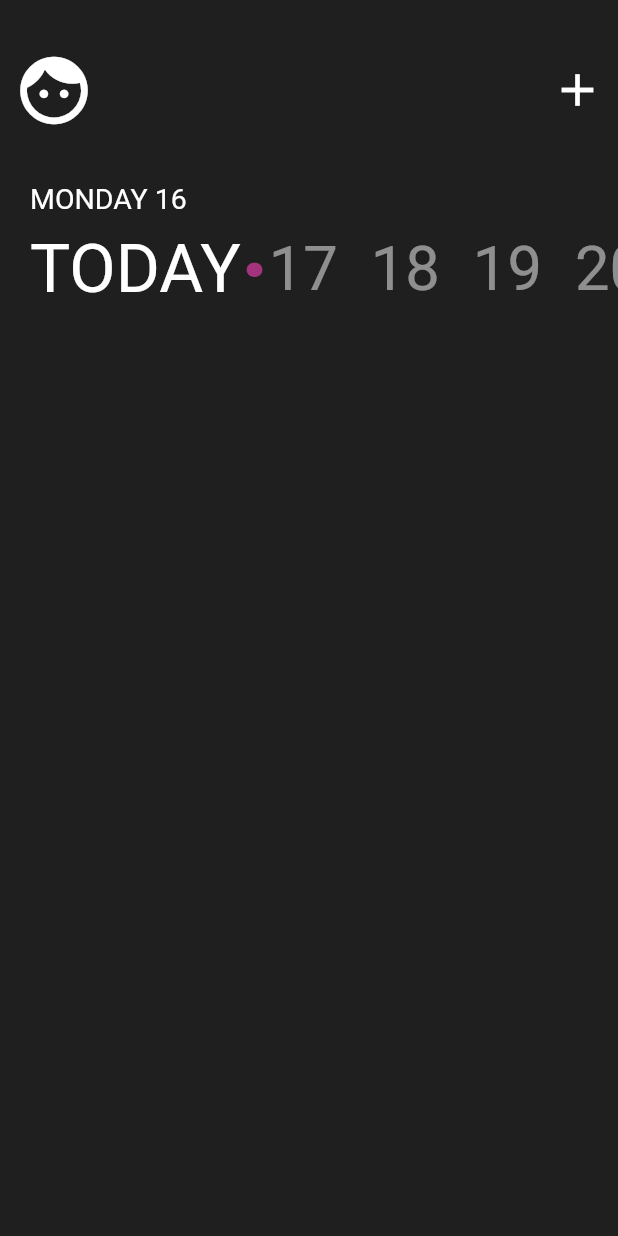
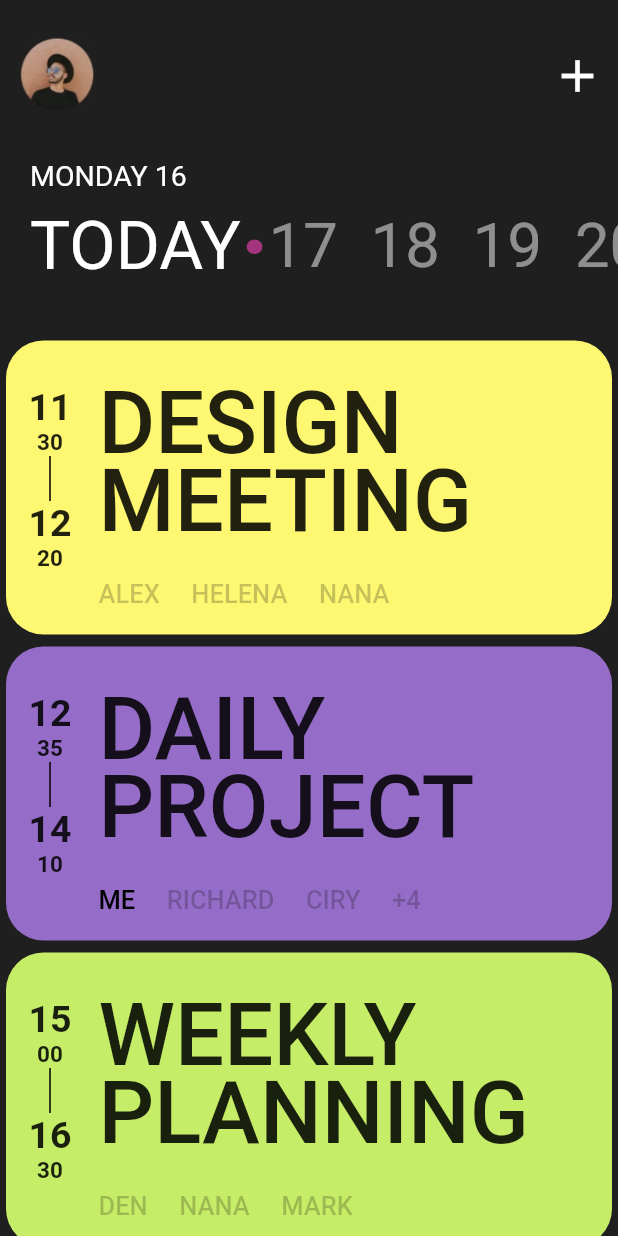
Before and after one commit to Leraedon/flutter_save1, a Flutter app: the screen it shows after launch, on a phone screen of 412 x 824 dp. Run offline on Flutter 3.47's test engine with Material 2 defaults, Android fonts, the phone set to English and light mode, and no system bars.

```diff
--- /dev/null
+++ b/lib/card.dart
@@ -0,0 +1,152 @@
+import 'package:flutter/material.dart';
+
+class TodoCard extends StatelessWidget {
+  final int startH, startM, endH, endM;
+  final String content;
+  final List<String> participants;
+  final Color color;
+
+  const TodoCard(
+      {super.key,
+      required this.startH,
+      required this.startM,
+      required this.endH,
+      required this.endM,
+      required this.content,
+      required this.participants,
+      required this.color});
+
+  @override
+  Widget build(BuildContext context) {
+    return Padding(
+      padding: const EdgeInsets.all(4.0),
+      child: Container(
+        decoration: BoxDecoration(
+          color: color,
+          borderRadius: BorderRadius.circular(25),
+        ),
+        child: Padding(
+          padding:
+              const EdgeInsets.only(top: 30, left: 15, right: 35, bottom: 15),
+          child: Row(
+            crossAxisAlignment: CrossAxisAlignment.start,
+            children: [
+              Column(
+                crossAxisAlignment: CrossAxisAlignment.center,
+                children: [
+                  Text(startH < 10 ? "0$startH" : "$startH",
+                      style: const TextStyle(
+                        fontSize: 25,
+                        fontWeight: FontWeight.w600,
+                      )),
+                  Text(startM < 10 ? "0$startM" : "$startM",
+                      style: const TextStyle(
+                        fontSize: 15,
+                        fontWeight: FontWeight.w600,
+                      )),
+                  Container(
+                    height: 30,
+                    width: 1,
+                    color: Colors.black,
+                  ),
+                  Text(endH < 10 ? "0$endH" : "$endH",
+                      style: const TextStyle(
+                        fontSize: 25,
+                        fontWeight: FontWeight.w600,
+                      )),
+                  Text(endM < 10 ? "0$endM" : "$endM",
+                      style: const TextStyle(
+                        fontSize: 15,
+                        fontWeight: FontWeight.w600,
+                      )),
+                ],
+              ),
+              Padding(
+                padding: const EdgeInsets.only(
+                    top: 4, left: 18, right: 18, bottom: 2),
+                child: Column(
+                  mainAxisAlignment: MainAxisAlignment.start,
+                  crossAxisAlignment: CrossAxisAlignment.start,
+                  children: [
+                    Text(content,
+                        style: const TextStyle(
+                          fontSize: 58,
+                          height: 0.89,
+                          fontWeight: FontWeight.w500,
+                        )),
+                    const SizedBox(
+                      height: 21,
+                    ),
+                    Row(
+                      children: [
+                        Padding(
+                          padding: const EdgeInsets.only(right: 21),
+                          child: Text(
+                            participants[0],
+                            style: TextStyle(
+                                fontSize: 17,
+                                fontWeight: FontWeight.w500,
+                                color: participants[0] == "ME"
+                                    ? Colors.black
+                                    : Colors.black.withOpacity(0.22)),
+                          ),
+                        ),
+                        Padding(
+                          padding: const EdgeInsets.only(right: 21),
+                          child: Text(
+                            participants[1],
+                            style: TextStyle(
+                                fontSize: 17,
+                                fontWeight: FontWeight.w500,
+                                color: participants[1] == "ME"
+                                    ? Colors.black
+                                    : Colors.black.withOpacity(0.22)),
+                          ),
+                        ),
+                        Padding(
+                          padding: const EdgeInsets.only(right: 21),
+                          child: Text(
+                            participants[2],
+                            style: TextStyle(
+                                fontSize: 17,
+                                fontWeight: FontWeight.w500,
+                                color: participants[2] == "ME"
+                                    ? Colors.black
+                                    : Colors.black.withOpacity(0.22)),
+                          ),
+                        ),
+                        if (participants.length == 4)
+                          Padding(
+                              padding: const EdgeInsets.only(right: 21),
+                              child: Text(
+                                participants[3],
+                                style: TextStyle(
+                                    fontSize: 17,
+                                    fontWeight: FontWeight.w500,
+                                    color: participants[3] == "ME"
+                                        ? Colors.black
+                                        : Colors.black.withOpacity(0.22)),
+                              ))
+                        else if (participants.length > 4)
+                          Padding(
+                            padding: const EdgeInsets.only(right: 17),
+                            child: Text(
+                              "+${participants.length - 3}",
+                              style: TextStyle(
+                                  fontSize: 17,
+                                  fontWeight: FontWeight.w500,
+                                  color: Colors.black.withOpacity(0.22)),
+                            ),
+                          ),
+                      ],
+                    )
+                  ],
+                ),
+              ),
+            ],
+          ),
+        ),
+      ),
+    );
+  }
+}
--- a/lib/main.dart
+++ b/lib/main.dart
@@ -1,3 +1,4 @@
+import 'package:assignment7/card.dart';
 import 'package:flutter/material.dart';
 
 void main() {
@@ -12,23 +13,24 @@ class MyApp extends StatelessWidget {
     return MaterialApp(
       home: Scaffold(
         backgroundColor: const Color(0xFF1F1F1F),
-        body: Column(
+        body: SingleChildScrollView(
+          child: Column(
             children: [
               const SizedBox(
-              height: 24,
+                height: 14,
               ),
-            const Padding(
-              padding: EdgeInsets.all(9),
+              Padding(
+                padding: const EdgeInsets.all(9),
                 child: Row(
                   mainAxisAlignment: MainAxisAlignment.spaceBetween,
                   children: [
-                  Icon(Icons.face, size: 54, color: Colors.white),
-                  Icon(Icons.add, size: 36, color: Colors.white),
+                    Image.asset('images/DRAVEN.png', width: 55, height: 55),
+                    const Icon(Icons.add, size: 36, color: Colors.white),
                   ],
                 ),
               ),
               const SizedBox(
-              height: 25,
+                height: 19,
               ),
               Padding(
                 padding: const EdgeInsets.only(left: 20),
@@ -101,10 +103,37 @@ class MyApp extends StatelessWidget {
               const SizedBox(
                 height: 25,
               ),
-            const Column(
-              children: [],
+              const TodoCard(
+                startH: 11,
+                startM: 30,
+                endH: 12,
+                endM: 20,
+                content: "DESIGN\nMEETING",
+                participants: [
+                  "ALEX",
+                  "HELENA",
+                  "NANA",
+                ],
+                color: Color(0xFFFDF771),
               ),
+              const TodoCard(
+                  startH: 12,
+                  startM: 35,
+                  endH: 14,
+                  endM: 10,
+                  content: "DAILY\nPROJECT",
+                  participants: ["ME", "RICHARD", "CIRY", "A", "B", "C", "D"],
+                  color: Color(0xFF956DC8)),
+              const TodoCard(
+                  startH: 15,
+                  startM: 0,
+                  endH: 16,
+                  endM: 30,
+                  content: "WEEKLY\nPLANNING",
+                  participants: ["DEN", "NANA", "MARK"],
+                  color: Color(0xFFC6ED67)),
             ],
+          ),
         ),
       ),
     );
--- a/pubspec.yaml
+++ b/pubspec.yaml
@@ -57,7 +57,8 @@ flutter:
   # included with your application, so that you can use the icons in
   # the material Icons class.
   uses-material-design: true
-
+  assets:
+    - images/
   # To add assets to your application, add an assets section, like this:
   # assets:
   #   - images/a_dot_burr.jpeg
```
Also changed, not shown: images/DRAVEN.png (added). Lines whose indentation alone changed are shown as unchanged.
